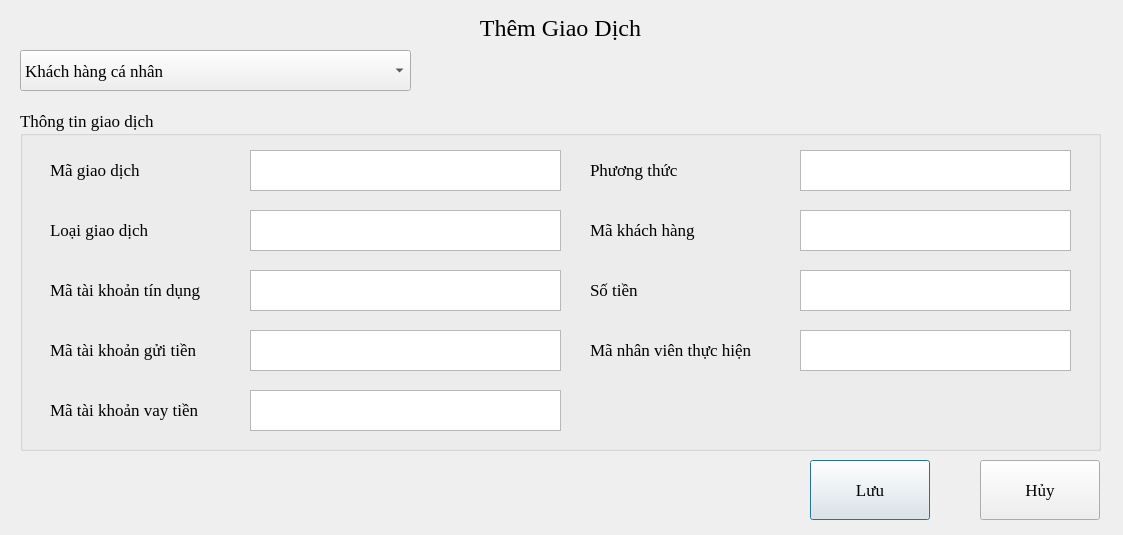
Above: UI/ThemGiaoDich.ui from hoanghlt/quanlynganhang before the change. Below: the same form after it.
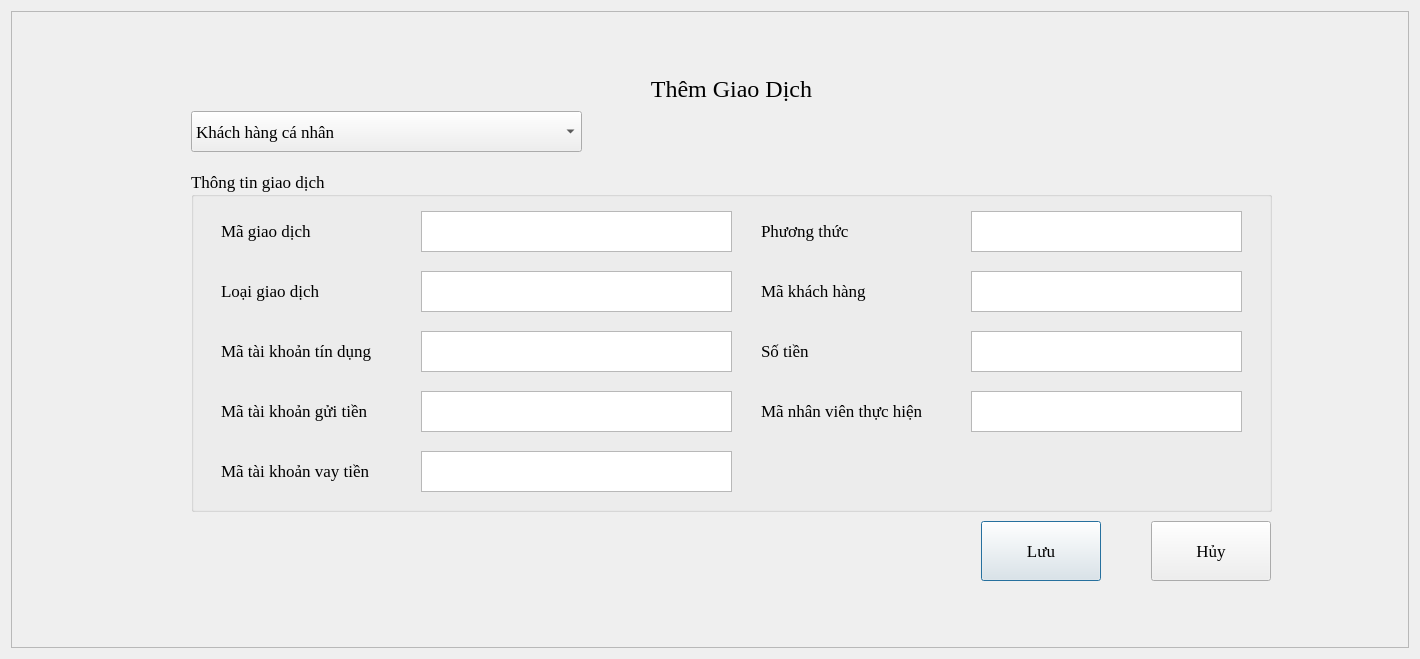
That is the form after the change.

What changed in the file:
```diff
--- a/UI/ThemGiaoDich.ui
+++ b/UI/ThemGiaoDich.ui
@@ -6,8 +6,8 @@
    <rect>
     <x>0</x>
     <y>0</y>
-    <width>1123</width>
-    <height>535</height>
+    <width>1420</width>
+    <height>659</height>
    </rect>
   </property>
   <property name="font">
@@ -19,11 +19,20 @@
   <property name="windowTitle">
    <string>Dialog</string>
   </property>
+  <layout class="QGridLayout" name="gridLayout">
+   <item row="0" column="0">
+    <widget class="QFrame" name="frame">
+     <property name="frameShape">
+      <enum>QFrame::StyledPanel</enum>
+     </property>
+     <property name="frameShadow">
+      <enum>QFrame::Raised</enum>
+     </property>
   <widget class="QPushButton" name="pushButton">
    <property name="geometry">
     <rect>
-     <x>810</x>
-     <y>460</y>
+        <x>970</x>
+        <y>510</y>
      <width>120</width>
      <height>60</height>
     </rect>
@@ -38,78 +47,11 @@
     <string>Lưu</string>
    </property>
   </widget>
-  <widget class="QLabel" name="label_5">
-   <property name="geometry">
-    <rect>
-     <x>30</x>
-     <y>10</y>
-     <width>1061</width>
-     <height>36</height>
-    </rect>
-   </property>
-   <property name="font">
-    <font>
-     <family>Times New Roman</family>
-     <pointsize>18</pointsize>
-    </font>
-   </property>
-   <property name="text">
-    <string>Thêm Giao Dịch</string>
-   </property>
-   <property name="alignment">
-    <set>Qt::AlignCenter</set>
-   </property>
-  </widget>
-  <widget class="QPushButton" name="pushButton_2">
-   <property name="geometry">
-    <rect>
-     <x>980</x>
-     <y>460</y>
-     <width>120</width>
-     <height>60</height>
-    </rect>
-   </property>
-   <property name="font">
-    <font>
-     <family>Times New Roman</family>
-     <pointsize>13</pointsize>
-    </font>
-   </property>
-   <property name="text">
-    <string>Hủy</string>
-   </property>
-  </widget>
-  <widget class="QComboBox" name="comboBox">
-   <property name="geometry">
-    <rect>
-     <x>20</x>
-     <y>50</y>
-     <width>391</width>
-     <height>41</height>
-    </rect>
-   </property>
-   <property name="font">
-    <font>
-     <family>Times New Roman</family>
-     <pointsize>13</pointsize>
-    </font>
-   </property>
-   <item>
-    <property name="text">
-     <string>Khách hàng cá nhân</string>
-    </property>
-   </item>
-   <item>
-    <property name="text">
-     <string>Khách hàng tổ chức/doanh nghiệp</string>
-    </property>
-   </item>
-  </widget>
   <widget class="QGroupBox" name="groupBox">
    <property name="geometry">
     <rect>
-     <x>20</x>
-     <y>110</y>
+        <x>180</x>
+        <y>160</y>
      <width>1081</width>
      <height>341</height>
     </rect>
@@ -439,6 +381,76 @@
     </property>
    </widget>
   </widget>
+     <widget class="QPushButton" name="pushButton_2">
+      <property name="geometry">
+       <rect>
+        <x>1140</x>
+        <y>510</y>
+        <width>120</width>
+        <height>60</height>
+       </rect>
+      </property>
+      <property name="font">
+       <font>
+        <family>Times New Roman</family>
+        <pointsize>13</pointsize>
+       </font>
+      </property>
+      <property name="text">
+       <string>Hủy</string>
+      </property>
+     </widget>
+     <widget class="QLabel" name="label_5">
+      <property name="geometry">
+       <rect>
+        <x>190</x>
+        <y>60</y>
+        <width>1061</width>
+        <height>36</height>
+       </rect>
+      </property>
+      <property name="font">
+       <font>
+        <family>Times New Roman</family>
+        <pointsize>18</pointsize>
+       </font>
+      </property>
+      <property name="text">
+       <string>Thêm Giao Dịch</string>
+      </property>
+      <property name="alignment">
+       <set>Qt::AlignCenter</set>
+      </property>
+     </widget>
+     <widget class="QComboBox" name="comboBox">
+      <property name="geometry">
+       <rect>
+        <x>180</x>
+        <y>100</y>
+        <width>391</width>
+        <height>41</height>
+       </rect>
+      </property>
+      <property name="font">
+       <font>
+        <family>Times New Roman</family>
+        <pointsize>13</pointsize>
+       </font>
+      </property>
+      <item>
+       <property name="text">
+        <string>Khách hàng cá nhân</string>
+       </property>
+      </item>
+      <item>
+       <property name="text">
+        <string>Khách hàng tổ chức/doanh nghiệp</string>
+       </property>
+      </item>
+     </widget>
+    </widget>
+   </item>
+  </layout>
  </widget>
  <resources/>
  <connections/>
```
Lines whose indentation alone changed are shown as unchanged.
